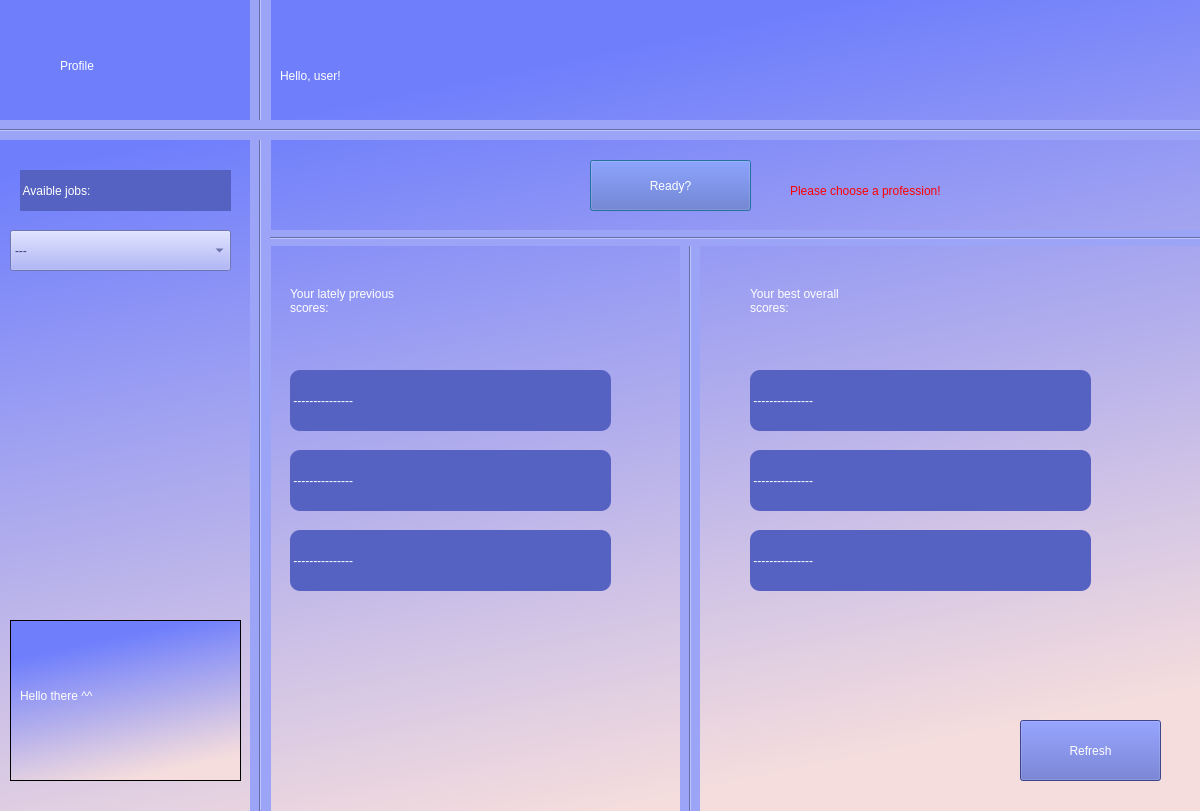
First picture: the form in Skriptovi/Profile.ui, repository xcWhy/QiuzJob, before the edit.
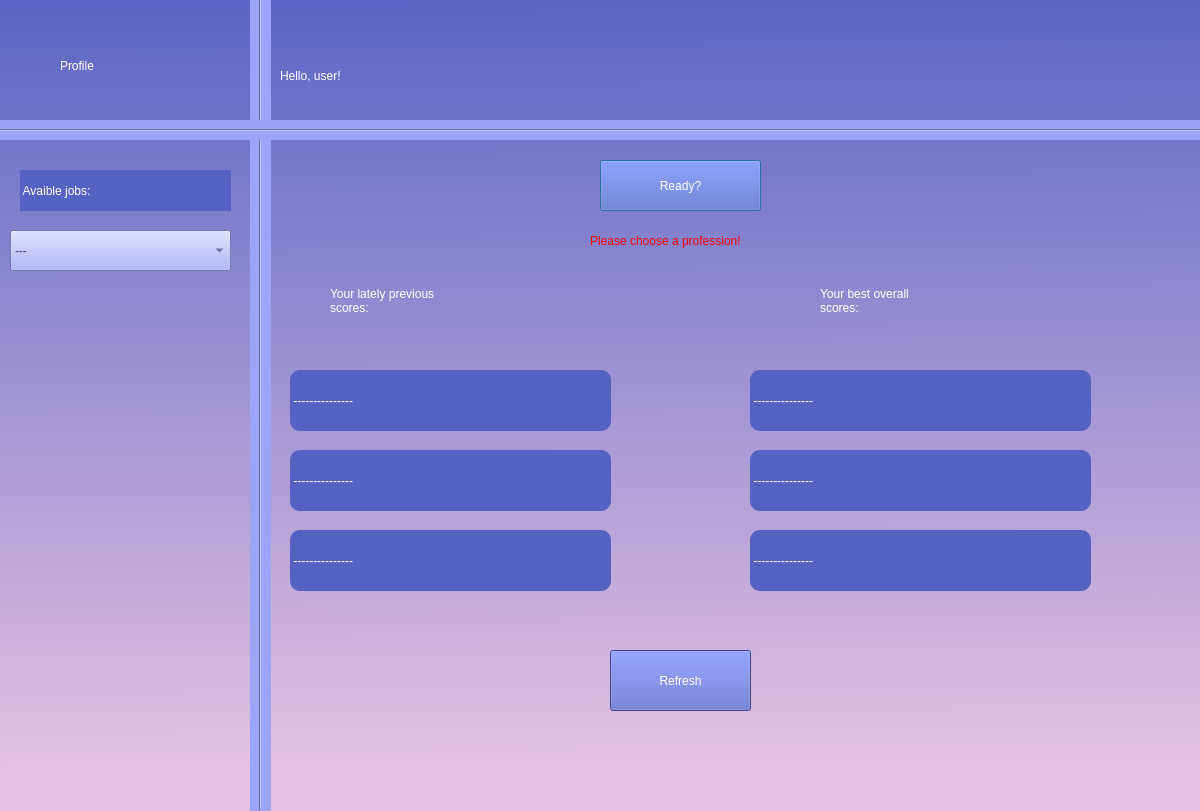
Second picture: the form after the edit.

```diff
--- a/Skriptovi/Profile.ui
+++ b/Skriptovi/Profile.ui
@@ -23,8 +23,7 @@
     </rect>
    </property>
    <property name="styleSheet">
-    <string notr="true">
-background-color: qlineargradient(spread:pad, x1:0.21, y1:0.187773, x2:0.466, y2:1, stop:0 rgba(111, 127, 252, 255), stop:1 rgba(245, 221, 221, 255));</string>
+    <string notr="true">background-color: qlineargradient(spread:pad, x1:0.59, y1:0, x2:0.602273, y2:1, stop:0 rgba(85, 98, 194, 255), stop:0.943182 rgba(229, 195, 226, 255));</string>
    </property>
    <widget class="QComboBox" name="theme_box">
     <property name="geometry">
@@ -109,7 +108,7 @@
    <widget class="QPushButton" name="ButtonReady">
     <property name="geometry">
      <rect>
-      <x>640</x>
+      <x>650</x>
       <y>190</y>
       <width>161</width>
       <height>51</height>
@@ -179,26 +178,10 @@
      <string>Hello, user!</string>
     </property>
    </widget>
-   <widget class="Line" name="line_3">
-    <property name="geometry">
-     <rect>
-      <x>320</x>
-      <y>260</y>
-      <width>961</width>
-      <height>16</height>
-     </rect>
-    </property>
-    <property name="styleSheet">
-     <string notr="true">background-color: rgb(155, 164, 247);</string>
-    </property>
-    <property name="orientation">
-     <enum>Qt::Horizontal</enum>
-    </property>
-   </widget>
    <widget class="QLabel" name="label_4">
     <property name="geometry">
      <rect>
-      <x>340</x>
+      <x>380</x>
       <y>300</y>
       <width>261</width>
       <height>61</height>
@@ -336,7 +319,7 @@
    <widget class="QLabel" name="label_11">
     <property name="geometry">
      <rect>
-      <x>800</x>
+      <x>870</x>
       <y>300</y>
       <width>261</width>
       <height>61</height>
@@ -352,27 +335,11 @@
 scores:</string>
     </property>
    </widget>
-   <widget class="Line" name="line_4">
-    <property name="geometry">
-     <rect>
-      <x>730</x>
-      <y>270</y>
-      <width>20</width>
-      <height>611</height>
-     </rect>
-    </property>
-    <property name="styleSheet">
-     <string notr="true">background-color: rgb(155, 164, 247);</string>
-    </property>
-    <property name="orientation">
-     <enum>Qt::Vertical</enum>
-    </property>
-   </widget>
    <widget class="QPushButton" name="refresh_btn">
     <property name="geometry">
      <rect>
-      <x>1070</x>
-      <y>750</y>
+      <x>660</x>
+      <y>680</y>
       <width>141</width>
       <height>61</height>
      </rect>
@@ -386,21 +353,11 @@
      <string>Refresh</string>
     </property>
    </widget>
-   <widget class="QListView" name="listView">
-    <property name="geometry">
-     <rect>
-      <x>60</x>
-      <y>650</y>
-      <width>231</width>
-      <height>161</height>
-     </rect>
-    </property>
-   </widget>
    <widget class="QLabel" name="warning_label">
     <property name="geometry">
      <rect>
-      <x>840</x>
-      <y>200</y>
+      <x>640</x>
+      <y>250</y>
       <width>201</width>
       <height>41</height>
      </rect>
@@ -414,25 +371,6 @@
      <string>Please choose a profession!</string>
     </property>
    </widget>
-   <widget class="QLabel" name="label_5">
-    <property name="geometry">
-     <rect>
-      <x>70</x>
-      <y>690</y>
-      <width>211</width>
-      <height>71</height>
-     </rect>
-    </property>
-    <property name="styleSheet">
-     <string notr="true">font: 24pt &quot;MS Shell Dlg 2&quot;;
-color: rgb(255, 255, 255);
-background-color: qlineargradient(spread:pad, x1:0.205, y1:0, x2:0.312, y2:1, stop:0 rgba(100, 241, 255, 0), stop:1 rgba(245, 221, 221, 0));</string>
-    </property>
-    <property name="text">
-     <string>Hello there ^^</string>
-    </property>
-   </widget>
-   <zorder>line_4</zorder>
    <zorder>theme_box</zorder>
    <zorder>label</zorder>
    <zorder>ButtonReady</zorder>
```
Left out of the diff: 3 changed lines with no effect on the pictures.
